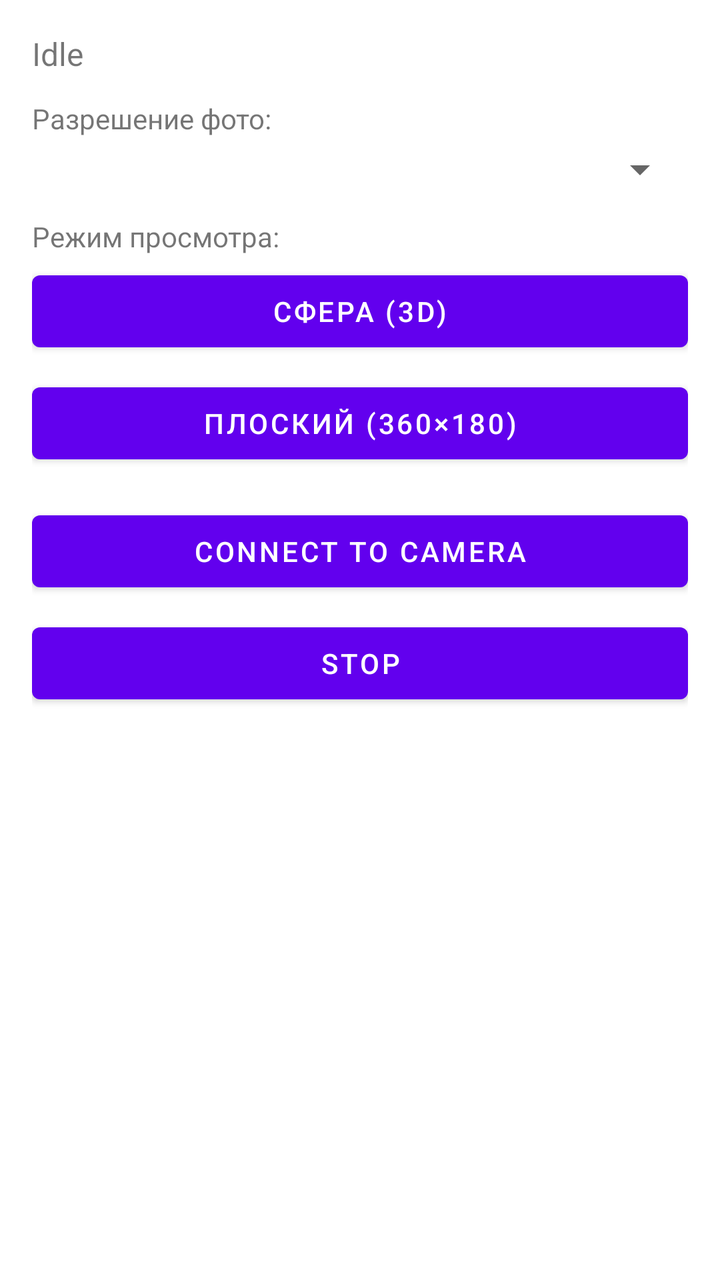
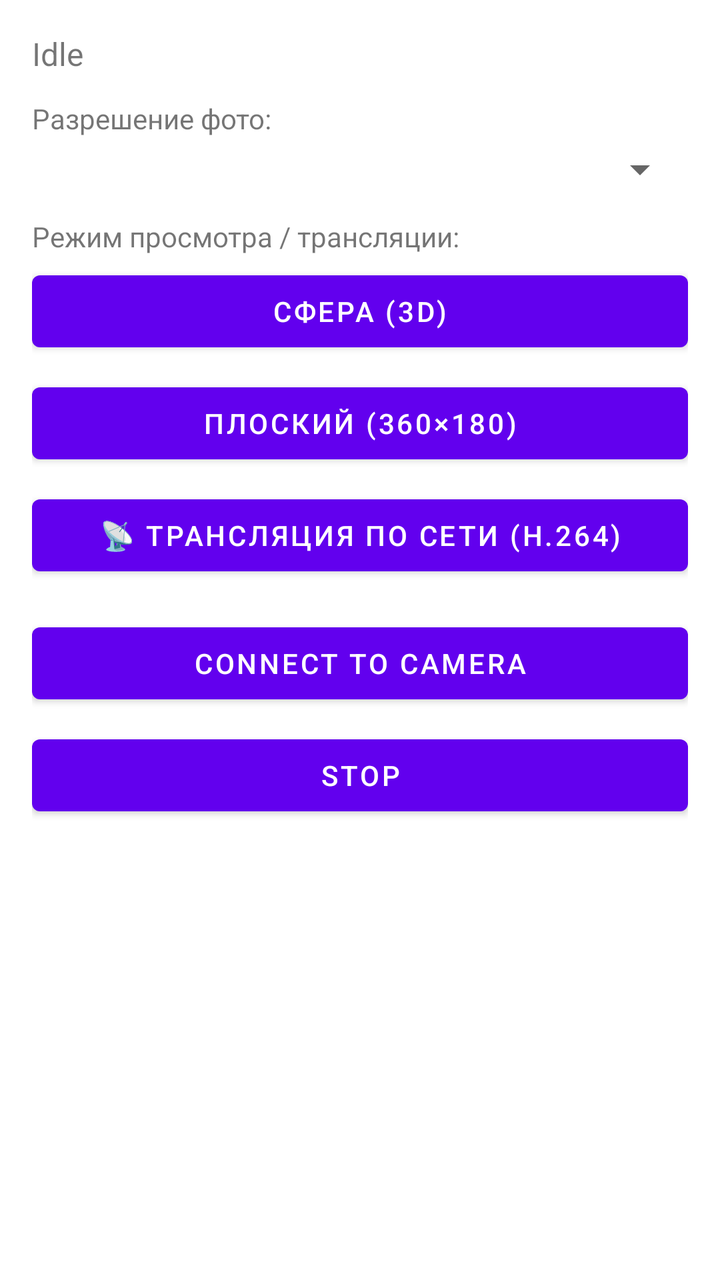

The first picture is an Android layout as it rendered before a commit; the second is the same layout after the commit. The layout source and the unified diff follow.
<!-- AndroidManifest.xml: application theme Theme.Live360Viewer -->
<!-- res/layout/activity_main.xml -->
<?xml version="1.0" encoding="utf-8"?>
<androidx.constraintlayout.widget.ConstraintLayout
    xmlns:android="http://schemas.android.com/apk/res/android"
    xmlns:app="http://schemas.android.com/apk/res-auto"
    android:layout_width="match_parent"
    android:layout_height="match_parent"
    android:padding="16dp">

    <TextView
        android:id="@+id/tvStatus"
        android:layout_width="0dp"
        android:layout_height="wrap_content"
        android:text="@string/status_idle"
        android:textSize="16sp"
        app:layout_constraintTop_toTopOf="parent"
        app:layout_constraintStart_toStartOf="parent"
        app:layout_constraintEnd_toEndOf="parent"/>

    <TextView
        android:id="@+id/tvPhotoResLabel"
        android:layout_width="0dp"
        android:layout_height="wrap_content"
        android:layout_marginTop="12dp"
        android:text="Разрешение фото:"
        android:textSize="14sp"
        app:layout_constraintTop_toBottomOf="@id/tvStatus"
        app:layout_constraintStart_toStartOf="parent"
        app:layout_constraintEnd_toEndOf="parent"/>

    <Spinner
        android:id="@+id/spPhotoRes"
        android:layout_width="0dp"
        android:layout_height="wrap_content"
        android:layout_marginTop="4dp"
        app:layout_constraintTop_toBottomOf="@id/tvPhotoResLabel"
        app:layout_constraintStart_toStartOf="parent"
        app:layout_constraintEnd_toEndOf="parent"/>

    
    <TextView
        android:id="@+id/tvViewModeLabel"
        android:layout_width="0dp"
        android:layout_height="wrap_content"
        android:layout_marginTop="12dp"
        android:text="Режим просмотра:"
        android:textSize="14sp"
        app:layout_constraintTop_toBottomOf="@id/spPhotoRes"
        app:layout_constraintStart_toStartOf="parent"
        app:layout_constraintEnd_toEndOf="parent"/>

    <Button
        android:id="@+id/btnStartSphere"
        android:layout_width="0dp"
        android:layout_height="wrap_content"
        android:layout_marginTop="4dp"
        android:text="Сфера (3D)"
        app:layout_constraintTop_toBottomOf="@id/tvViewModeLabel"
        app:layout_constraintStart_toStartOf="parent"
        app:layout_constraintEnd_toEndOf="parent"/>

    <Button
        android:id="@+id/btnStartFlat"
        android:layout_width="0dp"
        android:layout_height="wrap_content"
        android:layout_marginTop="8dp"
        android:text="Плоский (360×180)"
        app:layout_constraintTop_toBottomOf="@id/btnStartSphere"
        app:layout_constraintStart_toStartOf="parent"
        app:layout_constraintEnd_toEndOf="parent"/>

    <Button
        android:id="@+id/btnConnect"
        android:layout_width="0dp"
        android:layout_height="wrap_content"
        android:text="@string/btn_connect"
        android:layout_marginTop="16dp"
        app:layout_constraintTop_toBottomOf="@id/btnStartFlat"
        app:layout_constraintStart_toStartOf="parent"
        app:layout_constraintEnd_toEndOf="parent"/>

    <Button
        android:id="@+id/btnStop"
        android:layout_width="0dp"
        android:layout_height="wrap_content"
        android:text="@string/btn_stop"
        android:layout_marginTop="8dp"
        app:layout_constraintTop_toBottomOf="@id/btnConnect"
        app:layout_constraintStart_toStartOf="parent"
        app:layout_constraintEnd_toEndOf="parent"/>

    <ScrollView
        android:id="@+id/scrollLog"
        android:layout_width="0dp"
        android:layout_height="0dp"
        android:layout_marginTop="12dp"
        app:layout_constraintTop_toBottomOf="@id/btnStop"
        app:layout_constraintBottom_toBottomOf="parent"
        app:layout_constraintStart_toStartOf="parent"
        app:layout_constraintEnd_toEndOf="parent">

        <TextView
            android:id="@+id/tvLog"
            android:layout_width="match_parent"
            android:layout_height="wrap_content"
            android:fontFamily="monospace"
            android:textSize="11sp"/>
    </ScrollView>

</androidx.constraintlayout.widget.ConstraintLayout>
<!-- resources referenced by this layout -->
<resources>
  <string name="btn_connect">Connect to camera</string>
  <string name="btn_stop">Stop</string>
  <string name="status_idle">Idle</string>
  <style name="Theme.Live360Viewer" parent="Theme.MaterialComponents.DayNight.NoActionBar">
          <item name="colorPrimary">@color/purple_500</item>
          <item name="colorPrimaryVariant">@color/purple_700</item>
          <item name="colorOnPrimary">@color/white</item>
          <item name="colorSecondary">@color/teal_200</item>
          <item name="colorSecondaryVariant">@color/teal_700</item>
          <item name="colorOnSecondary">@color/black</item>
          <item name="android:statusBarColor" tools:targetApi="l">?attr/colorPrimaryVariant</item>
      </style>
  <color name="purple_500">#FF6200EE</color>
  <color name="purple_700">#FF3700B3</color>
  <color name="white">#FFFFFFFF</color>
  <color name="teal_200">#FF03DAC5</color>
  <color name="teal_700">#FF018786</color>
  <color name="black">#FF000000</color>
</resources>

<!-- the commit's change to res/layout/activity_main.xml (unified diff, before → after) -->
@@ -36,13 +36,12 @@
         app:layout_constraintStart_toStartOf="parent"
         app:layout_constraintEnd_toEndOf="parent"/>
 
-    
     <TextView
         android:id="@+id/tvViewModeLabel"
         android:layout_width="0dp"
         android:layout_height="wrap_content"
         android:layout_marginTop="12dp"
-        android:text="Режим просмотра:"
+        android:text="Режим просмотра / трансляции:"
         android:textSize="14sp"
         app:layout_constraintTop_toBottomOf="@id/spPhotoRes"
         app:layout_constraintStart_toStartOf="parent"
@@ -68,13 +67,24 @@
         app:layout_constraintStart_toStartOf="parent"
         app:layout_constraintEnd_toEndOf="parent"/>
 
+    
+    <Button
+        android:id="@+id/btnStartStream"
+        android:layout_width="0dp"
+        android:layout_height="wrap_content"
+        android:layout_marginTop="8dp"
+        android:text="📡 Трансляция по сети (H.264)"
+        app:layout_constraintTop_toBottomOf="@id/btnStartFlat"
+        app:layout_constraintStart_toStartOf="parent"
+        app:layout_constraintEnd_toEndOf="parent"/>
+
     <Button
         android:id="@+id/btnConnect"
         android:layout_width="0dp"
         android:layout_height="wrap_content"
         android:text="@string/btn_connect"
         android:layout_marginTop="16dp"
-        app:layout_constraintTop_toBottomOf="@id/btnStartFlat"
+        app:layout_constraintTop_toBottomOf="@id/btnStartStream"
         app:layout_constraintStart_toStartOf="parent"
         app:layout_constraintEnd_toEndOf="parent"/>
 
